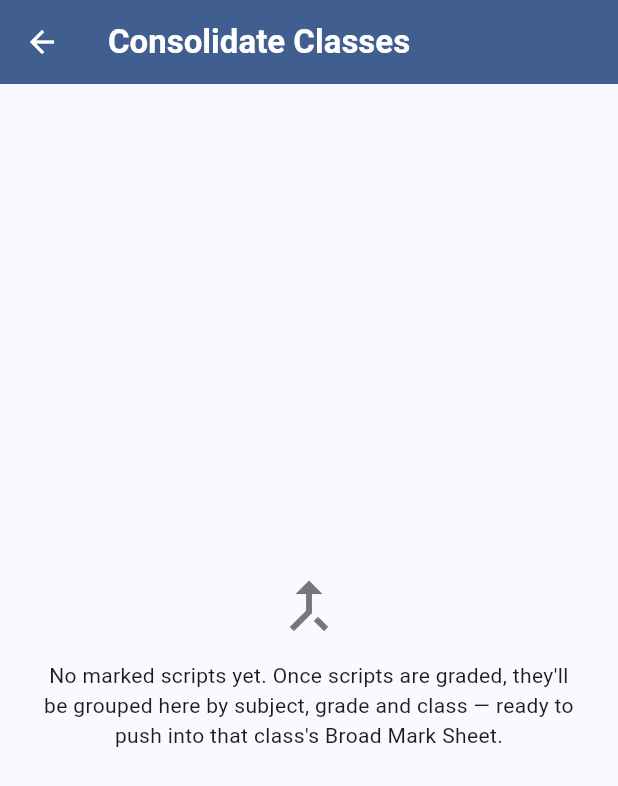
After one commit to kampmapa1-design/zambian-curriculum-app, a Flutter app: the MarkedScriptsScreen screen opened directly, after a tap on the "merge type" icon, on a phone screen of 412 x 824 dp. The commit adds this screen. Shown: the top 786 px of the screen. Run offline on Flutter 3.47's test engine with Material 3 defaults, Android fonts, the phone set to English and light mode, and no system bars; our stand-ins replace cloud_firestore, cloud_functions, connectivity_plus, file_picker, firebase_auth, firebase_core and 4 more; missing offline and left inert: document_camera_frame, file_saver, pdf_manipulator, syncfusion_flutter_pdf; accounts and stored records are empty; project files that could hold a hidden picture were left out.

Commit message:
Add Consolidate (Chief Marker -> Broad Mark Sheet); fix invisible-reason Confirm & Save block
Consolidate (per explicit request, "put together already marked or
processed scripts for assembling classes if one class had been done in
different sessions"): new ConsolidateMarkedScriptsScreen, reachable from
Marked Scripts' AppBar. Auto-groups every graded/reviewed script by
(subject, grade, class/stream) regardless of which marking session
produced it -- no manual selection needed. Each group's "Consolidate"
button pushes those scores into a real ReportClass's Broad Mark Sheet by
reusing UploadScoreSheetFlow's existing roster-matching/review/save
pipeline end to end (new optional initialSubjectName/initialExtractedRows
params skip Stage 3's OCR capture and jump straight to Stage 2/4 with the
scripts' own names+percentages) -- every existing safeguard (name
matching, "who is this?" resolution, nothing written until Confirm &
Save) applies unchanged, no parallel implementation.

Also fixes a real reported bug: "the confirm and save button and chief
marker is not activating". MarkingSchemePaperStructureScreen's Confirm &
Save button was never actually broken -- _canConfirm's logic was already
correct -- but it silently stayed disabled with zero visual indication of
why: a section whose AI-extracted questions had inconsistent mark values
starts with a BLANK "marks per question" field (see initState), and one
blank field anywhere blocks the computed total forever. Now that field
shows a real errorText, and a red explanatory line above the button names
exactly what's still missing.

flutter analyze: clean (same 4 known pre-existing infos). flutter test:
77/77 passing.

```diff
--- /dev/null
+++ b/lib/screens/consolidate_marked_scripts_screen.dart
@@ -0,0 +1,254 @@
+import 'package:flutter/material.dart';
+
+import '../models/marking_script.dart';
+import '../models/report_class.dart';
+import '../services/marking_script_repository.dart';
+import '../services/report_class_repository.dart';
+import 'class_setup_screen.dart';
+import 'upload_score_sheet_flow.dart';
+
+/// "Consolidate" — the answer to a real reported gap (2026-09-04): a class
+/// marked across several separate Chief Marker sessions (today's 20
+/// scripts, tomorrow's remaining 15) had no way to come back together as
+/// one class, and no bridge existed at all from AI-Assisted Marking's
+/// graded scripts into the Report Form Pipeline's Broad Mark Sheet — a
+/// teacher would have had to retype every score by hand.
+///
+/// Two things, both requested: (1) every graded/reviewed script,
+/// regardless of which session produced it, is grouped here by
+/// (subject, grade, class/stream) automatically — no manual selection
+/// needed, unlike MarkedScriptsScreen's existing "New List" feature; (2)
+/// each group's "Consolidate into Broad Mark Sheet" button pushes those
+/// scores into a real [ReportClass]'s Broad Mark Sheet, reusing
+/// [UploadScoreSheetFlow]'s existing roster-matching/review/save pipeline
+/// end to end (see its `initialExtractedRows`) rather than a parallel
+/// implementation — every safeguard that pipeline already has (name
+/// matching, "who is this?" resolution, nothing written until Confirm &
+/// Save) applies here unchanged.
+class ConsolidateMarkedScriptsScreen extends StatefulWidget {
+  const ConsolidateMarkedScriptsScreen({super.key, this.scriptRepository, this.classRepository});
+
+  final MarkingScriptRepository? scriptRepository;
+  final ReportClassRepository? classRepository;
+
+  @override
+  State<ConsolidateMarkedScriptsScreen> createState() => _ConsolidateMarkedScriptsScreenState();
+}
+
+class _ScriptGroup {
+  final String subjectName;
+  final String gradeName;
+  final String classLevel;
+  final List<MarkingScript> scripts;
+
+  _ScriptGroup({required this.subjectName, required this.gradeName, required this.classLevel, required this.scripts});
+
+  String get key => '$subjectName|$gradeName|$classLevel';
+
+  String get label => classLevel.isEmpty ? '$subjectName · $gradeName' : '$subjectName · $gradeName · $classLevel';
+
+  /// Scripts with a real percentage — see MarkingScript.totalAwarded/
+  /// totalPossible. A script still mid-grading (no maxMarks recorded yet)
+  /// can't contribute a score and is excluded, with the count surfaced so
+  /// nothing silently vanishes.
+  List<MarkingScript> get scoredScripts => [for (final s in scripts) if (_percentFor(s) != null) s];
+}
+
+/// Distinguishable from any real [ReportClass] instance — returned by the
+/// class-picker sheet's "New Class" tile so [_ConsolidateMarkedScriptsScreenState._pickReportClass]
+/// can tell "chose to create one" apart from "picked an existing one" and
+/// "dismissed the sheet" (null).
+const _newClassChoice = Object();
+
+double? _percentFor(MarkingScript script) {
+  final awarded = script.totalAwarded;
+  final possible = script.totalPossible;
+  if (awarded == null || possible == null || possible == 0) return null;
+  return (awarded / possible) * 100;
+}
+
+class _ConsolidateMarkedScriptsScreenState extends State<ConsolidateMarkedScriptsScreen> {
+  late final MarkingScriptRepository _scriptRepository = widget.scriptRepository ?? MarkingScriptRepository();
+  late final ReportClassRepository _classRepository = widget.classRepository ?? ReportClassRepository();
+
+  bool _loading = true;
+  List<_ScriptGroup> _groups = [];
+
+  @override
+  void initState() {
+    super.initState();
+    _load();
+  }
+
+  Future<void> _load() async {
+    final catalog = await _scriptRepository.loadCatalog();
+    final marked = catalog.scripts
+        .where((s) => s.status == MarkingScriptStatus.graded || s.status == MarkingScriptStatus.reviewed)
+        .toList();
+
+    final byKey = <String, _ScriptGroup>{};
+    for (final script in marked) {
+      final group = byKey.putIfAbsent(
+        '${script.subjectName}|${script.gradeName}|${script.classLevel}',
+        () => _ScriptGroup(
+          subjectName: script.subjectName,
+          gradeName: script.gradeName,
+          classLevel: script.classLevel,
+          scripts: [],
+        ),
+      );
+      group.scripts.add(script);
+    }
+    final groups = byKey.values.toList()..sort((a, b) => a.label.compareTo(b.label));
+    if (!mounted) return;
+    setState(() {
+      _groups = groups;
+      _loading = false;
+    });
+  }
+
+  Future<void> _consolidate(_ScriptGroup group) async {
+    final scored = group.scoredScripts;
+    if (scored.isEmpty) {
+      ScaffoldMessenger.of(context).showSnackBar(
+        const SnackBar(content: Text('None of these scripts have a mark yet — nothing to consolidate.')),
+      );
+      return;
+    }
+
+    final reportClass = await _pickReportClass();
+    if (reportClass == null || !mounted) return;
+
+    final rows = [
+      for (final script in scored) (name: script.fullName, score: _percentFor(script)!.toStringAsFixed(1)),
+    ];
+
+    final skipped = group.scripts.length - scored.length;
+    await Navigator.of(context).push(
+      MaterialPageRoute(
+        builder: (_) => UploadScoreSheetFlow(
+          reportClass: reportClass,
+          repository: _classRepository,
+          initialSubjectName: group.subjectName,
+          initialExtractedRows: rows,
+        ),
+      ),
+    );
+    if (!mounted) return;
+    if (skipped > 0) {
+      ScaffoldMessenger.of(context).showSnackBar(
+        SnackBar(content: Text('$skipped script(s) in this group had no mark yet and were left out.')),
+      );
+    }
+  }
+
+  /// Existing classes first (most likely — a class's roster is usually set
+  /// up before its scripts are marked), "+ New Class" always last. Doesn't
+  /// try to auto-match by name — a group's [_ScriptGroup.gradeName]/
+  /// classLevel are free text captured mid-marking, not guaranteed to
+  /// match a [ReportClass.classGrade] string exactly, and guessing wrong
+  /// here would silently push scores onto the wrong class's Broad Mark
+  /// Sheet — the one thing this whole flow exists to get right.
+  Future<ReportClass?> _pickReportClass() async {
+    final classes = await _classRepository.listClasses();
+    if (!mounted) return null;
+    // The sheet returns either a picked ReportClass or this sentinel for
+    // "New Class" — resolved AFTER the sheet has closed (below), rather
+    // than pushing ClassSetupScreen from inside the sheet's own builder
+    // context, which would pop the wrong screen off the stack once it
+    // returned.
+    final choice = await showModalBottomSheet<Object>(
+      context: context,
+      isScrollControlled: true,
+      builder: (sheetContext) => SafeArea(
+        child: Column(
+          mainAxisSize: MainAxisSize.min,
+          children: [
+            const Padding(
+              padding: EdgeInsets.fromLTRB(16, 16, 16, 4),
+              child: Text('Consolidate into which class?', style: TextStyle(fontWeight: FontWeight.bold)),
+            ),
+            Flexible(
+              child: ListView(
+                shrinkWrap: true,
+                children: [
+                  for (final c in classes)
+                    ListTile(
+                      leading: const Icon(Icons.groups_outlined),
+                      title: Text(c.classGrade),
+                      subtitle: Text('${c.schoolName} · ${c.term}'),
+                      onTap: () => Navigator.of(sheetContext).pop(c),
+                    ),
+                  ListTile(
+                    leading: const Icon(Icons.add),
+                    title: const Text('New Class'),
+                    onTap: () => Navigator.of(sheetContext).pop(_newClassChoice),
+                  ),
+                ],
+              ),
+            ),
+            const SizedBox(height: 8),
+          ],
+        ),
+      ),
+    );
+    if (choice == null) return null;
+    if (choice is ReportClass) return choice;
+    if (!mounted) return null;
+    return Navigator.of(context).push<ReportClass>(
+      MaterialPageRoute(builder: (_) => ClassSetupScreen(repository: _classRepository)),
+    );
+  }
+
+  @override
+  Widget build(BuildContext context) {
+    return Scaffold(
+      appBar: AppBar(title: const Text('Consolidate Classes')),
+      body: _loading
+          ? const Center(child: CircularProgressIndicator())
+          : _groups.isEmpty
+              ? Center(
+                  child: Padding(
+                    padding: const EdgeInsets.all(24),
+                    child: Column(
+                      mainAxisSize: MainAxisSize.min,
+                      children: [
+                        Icon(Icons.merge_type, size: 48, color: Theme.of(context).colorScheme.outline),
+                        const SizedBox(height: 12),
+                        const Text(
+                          'No marked scripts yet. Once scripts are graded, they\'ll be grouped here by subject, '
+                          'grade and class — ready to push into that class\'s Broad Mark Sheet.',
+                          textAlign: TextAlign.center,
+                        ),
+                      ],
+                    ),
+                  ),
+                )
+              : ListView.builder(
+                  padding: const EdgeInsets.all(12),
+                  itemCount: _groups.length,
+                  itemBuilder: (context, index) {
+                    final group = _groups[index];
+                    final scoredCount = group.scoredScripts.length;
+                    return Card(
+                      margin: const EdgeInsets.only(bottom: 8),
+                      child: ListTile(
+                        leading: const Icon(Icons.groups_outlined),
+                        title: Text(group.label),
+                        subtitle: Text(
+                          scoredCount == group.scripts.length
+                              ? '${group.scripts.length} script(s), all marked'
+                              : '${group.scripts.length} script(s) — $scoredCount marked, '
+                                  '${group.scripts.length - scoredCount} still awaiting a mark',
+                        ),
+                        trailing: FilledButton(
+                          onPressed: () => _consolidate(group),
+                          child: const Text('Consolidate'),
+                        ),
+                      ),
+                    );
+                  },
+                ),
+    );
+  }
+}
--- a/lib/screens/marked_scripts_screen.dart
+++ b/lib/screens/marked_scripts_screen.dart
@@ -5,6 +5,7 @@ import '../models/marking_script.dart';
 import '../services/marked_results_list_repository.dart';
 import '../services/marking_scheme_repository.dart';
 import '../services/marking_script_repository.dart';
+import 'consolidate_marked_scripts_screen.dart';
 import 'marked_results_lists_screen.dart';
 import 'marking_review_screen.dart';
 
@@ -227,6 +228,13 @@ class _MarkedScriptsScreenState extends State<MarkedScriptsScreen> {
           else ...[
             IconButton(
               onPressed: () => Navigator.of(context).push(
+                MaterialPageRoute(builder: (_) => const ConsolidateMarkedScriptsScreen()),
+              ),
+              icon: const Icon(Icons.merge_type),
+              tooltip: 'Consolidate into a class\'s Broad Mark Sheet',
+            ),
+            IconButton(
+              onPressed: () => Navigator.of(context).push(
                 MaterialPageRoute(builder: (_) => MarkedResultsListsScreen(listRepository: _listRepository)),
               ),
               icon: const Icon(Icons.folder_outlined),
```
Also changed, not shown: lib/screens/marking_scheme_paper_structure_screen.dart (+49 -5 lines), lib/screens/upload_score_sheet_flow.dart (+65 -0 lines).
